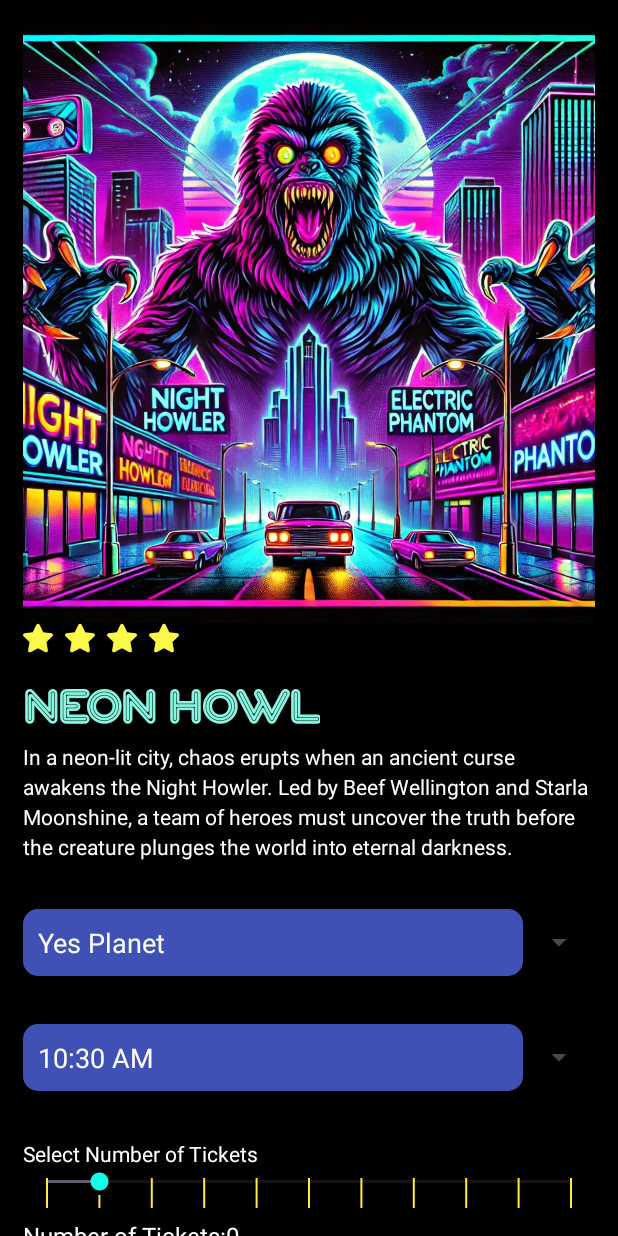
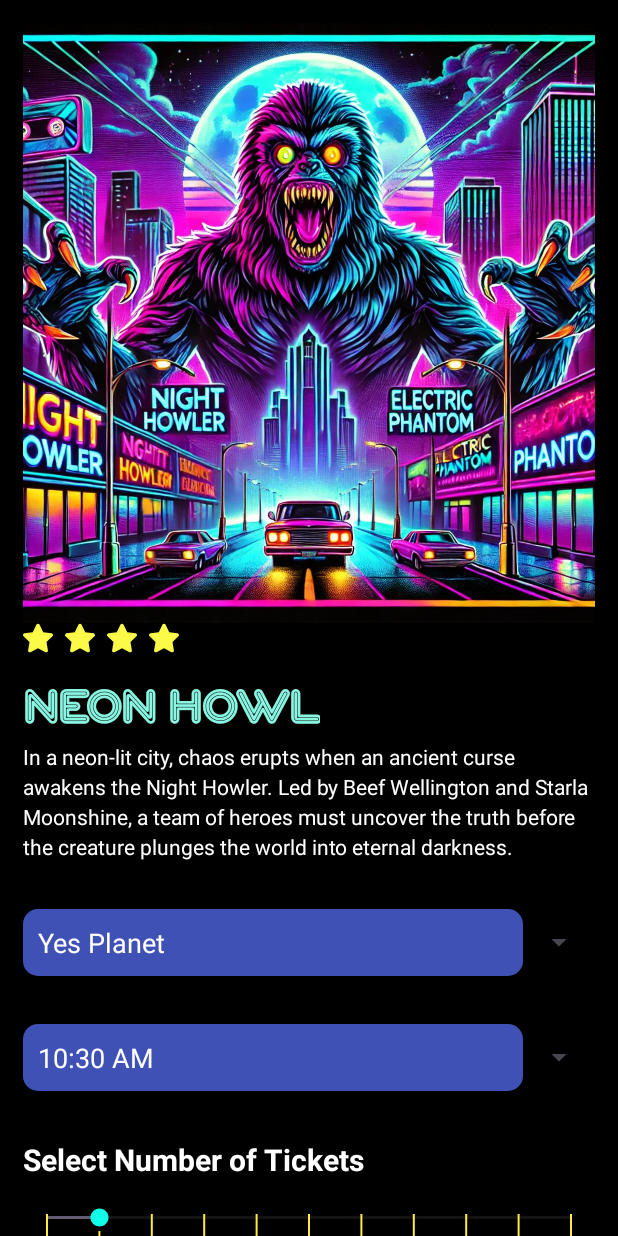
Before and after one commit to artur300/mobile_poster, an Android app: the screen it shows after launch (MainActivity), after a tap on an icon or button, on a phone screen of 412 x 824 dp. Run offline under Robolectric (Android 15) with nearby library versions, the phone set to English and light mode, and no system bars.

Commit message:
18/11/2024 seekbar-style and check boxes style

```diff
--- a/app/src/main/java/com/example/poster/MainActivity.kt
+++ b/app/src/main/java/com/example/poster/MainActivity.kt
@@ -36,31 +36,12 @@ class MainActivity : AppCompatActivity() {
         val posterImageView: ImageView = findViewById(R.id.Poster)
         val cartList = ArrayList<Ticket>()
 
-        // אנימציה לפוסטר - סיבוב ושקיפות
-        posterImageView.setOnClickListener {
-            val rotate = ObjectAnimator.ofFloat(posterImageView, "rotationY", 0f, 360f).apply {
-                duration = 1000
-            }
-            val fadeOut = ObjectAnimator.ofFloat(posterImageView, "alpha", 1f, 0f).apply {
-                duration = 500
-            }
-            val fadeIn = ObjectAnimator.ofFloat(posterImageView, "alpha", 0f, 1f).apply {
-                duration = 500
-            }
-
-            // סט אנימציות - הפעלה סדרתית
-            val animatorSet = AnimatorSet()
-            animatorSet.play(rotate).with(fadeOut)
-            animatorSet.play(fadeIn).after(fadeOut)
-            animatorSet.start()
-        }
 
         // הגדרות רכיבים
         setupCinemaSpinner(this, cinemaSpinner)
         setupTimeSpinner(this, timeSpinner)
         setupCheckBoxListeners(adultCheckBox, childCheckBox)
         setupSeekBar(ticketSeekBar, ticketCountTextView)
-
         // מאזין לכפתור "Add to Cart"
         addToCartButton.setOnClickListener {
             addToCart(
@@ -74,6 +55,10 @@ class MainActivity : AppCompatActivity() {
             )
         }
 
+        // אנימציה לפוסטר - סיבוב ושקיפות
+        posterImageView.setOnClickListener {
+            animatePoster(posterImageView)
+        }
 
         viewSummaryButton.setOnClickListener {
             showCartSummaryDialog(this, cartList)
--- /dev/null
+++ b/app/src/main/java/com/example/poster/PosterAnimations.kt
@@ -0,0 +1,29 @@
+package com.example.poster
+
+import android.animation.AnimatorSet
+import android.animation.ObjectAnimator
+import android.widget.ImageView
+
+// פונקציה לביצוע אנימציה על הפוסטר
+fun animatePoster(posterImageView: ImageView) {
+    // סיבוב של הפוסטר
+    val rotate = ObjectAnimator.ofFloat(posterImageView, "rotationY", 0f, 360f).apply {
+        duration = 1000
+    }
+
+    // שקיפות - דהייה החוצה
+    val fadeOut = ObjectAnimator.ofFloat(posterImageView, "alpha", 1f, 0f).apply {
+        duration = 500
+    }
+
+    // שקיפות - דהייה פנימה
+    val fadeIn = ObjectAnimator.ofFloat(posterImageView, "alpha", 0f, 1f).apply {
+        duration = 500
+    }
+
+    // סט אנימציות - הפעלה סדרתית
+    val animatorSet = AnimatorSet()
+    animatorSet.play(rotate).with(fadeOut)
+    animatorSet.play(fadeIn).after(fadeOut)
+    animatorSet.start()
+}
--- a/app/src/main/res/layout/main_poster_view.xml
+++ b/app/src/main/res/layout/main_poster_view.xml
@@ -110,6 +110,8 @@
             android:layout_height="wrap_content"
             android:text="Select Number of Tickets"
             android:textColor="@color/white"
+            android:textStyle="bold"
+            android:textSize="20sp"
             android:paddingTop="16dp" />
 
         <SeekBar
@@ -122,7 +124,9 @@
             android:tickMark="@drawable/tick_mark"
             android:tickMarkTint="#FFEB3B"
             android:tickMarkTintMode="src_in"
-            android:thumbTint="@color/bluish" />
+            android:thumbTint="@color/bluish"
+            android:layout_marginTop="16dp"
+            />
 
 
         <TextView
@@ -131,8 +135,9 @@
             android:layout_height="wrap_content"
             android:text="Number of Tickets:0"
             android:textColor="@color/white"
-            android:textSize="16sp"
-            android:paddingBottom="16dp" />
+            android:textStyle="bold"
+            android:textSize="20sp"
+            android:layout_marginTop="16dp" />
 
         <!-- Checkbox לבחירת סוג הכרטיס (מבוגר/ילד) -->
             <CheckBox
@@ -143,7 +148,9 @@
                 android:textColor="@color/white"
                 android:padding="15dp"
                 android:background="@drawable/checkbox_background"
-                 />
+                android:layout_marginTop="16dp"
+
+                />
 
             <CheckBox
                 android:id="@+id/childCheckBox"
```
